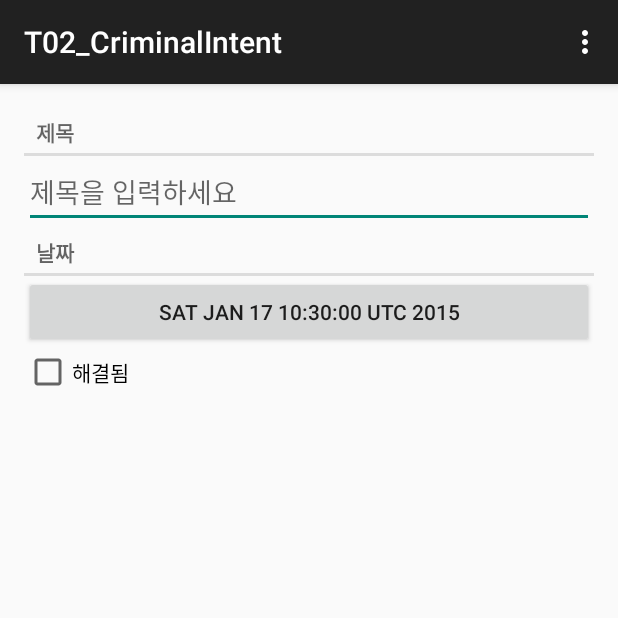
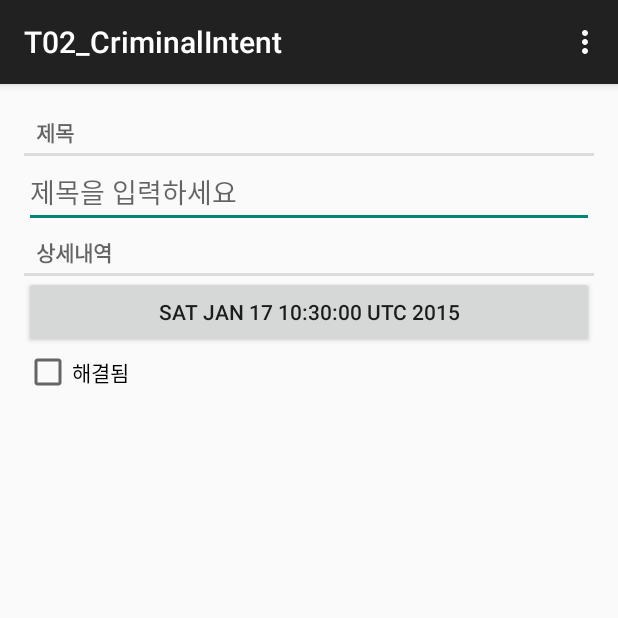
Before and after one commit to sun0229/android_study2, an Android app: the screen it shows after launch (MainActivity), on a phone screen of 412 x 824 dp, the top half of it. Run offline under Robolectric (Android 15) with nearby library versions, the phone set to English and light mode, and no system bars.

Commit message:
linearlayout 추가

```diff
--- a/app/src/main/java/com/example/c/t02_criminalintent/MainActivity.java
+++ b/app/src/main/java/com/example/c/t02_criminalintent/MainActivity.java
@@ -1,10 +1,9 @@
 package com.example.c.t02_criminalintent;
 
+import android.os.Bundle;
 import android.support.v4.app.Fragment;
 import android.support.v4.app.FragmentManager;
-import android.support.v4.app.FragmentTransaction;
 import android.support.v7.app.ActionBarActivity;
-import android.os.Bundle;
 import android.view.Menu;
 import android.view.MenuItem;
 
@@ -21,12 +20,10 @@ public class MainActivity extends ActionBarActivity {
         if(fr == null){
             fr = new CrimeFragment();
 
-            FragmentTransaction tr = fm.beginTransaction();
-            tr.add(R.id.fragmentContainer, fr)
-                    .commit();
-            //fm.beginTransaction()
-            //    .add(R.id.fragmentContainer, fr)
-            //    .commit();
+            //FragmentTransaction tr = fm.beginTransaction();
+            fm.beginTransaction()
+                .add(R.id.fragmentContainer, fr)
+                .commit();
         }
 
     }
--- /dev/null
+++ b/app/src/main/res/layout-land/fragment_crime.xml
@@ -0,0 +1,45 @@
+<LinearLayout xmlns:android="http://schemas.android.com/apk/res/android"
+    xmlns:tools="http://schemas.android.com/tools" android:layout_width="match_parent"
+    android:layout_height="match_parent"
+    android:orientation="vertical"
+    tools:context="com.example.c.t02_criminalintent.CrimeFragment">
+
+    <TextView
+        android:layout_width="match_parent"
+        android:layout_height="wrap_content"
+        android:text="@string/crime_title_label"
+        style="?android:listSeparatorTextViewStyle"
+        />
+
+    <EditText android:layout_width="match_parent"
+        android:layout_height="wrap_content"
+        android:id="@+id/crime_title"
+        android:hint="@string/crime_title_hint" />
+
+    <TextView
+        android:layout_width="match_parent"
+        android:layout_height="wrap_content"
+        android:text="@string/crime_details_label"
+        style="?android:listSeparatorTextViewStyle"
+        />
+
+    <LinearLayout
+        android:orientation="horizontal"
+        android:layout_width="wrap_content"
+        android:layout_height="wrap_content">
+        <Button
+            android:layout_weight="4"
+            android:layout_width="0dp"
+            android:layout_height="wrap_content"
+            android:id="@+id/crime_date"
+            />
+        <CheckBox
+            android:layout_weight="1"
+            android:layout_width="0dp"
+            android:layout_height="wrap_content"
+            android:id="@+id/crime_solved"
+            android:text="@string/crime_solved_label"
+            />
+    </LinearLayout>
+
+</LinearLayout>
--- a/app/src/main/res/values/strings.xml
+++ b/app/src/main/res/values/strings.xml
@@ -8,6 +8,6 @@
     <string name="crime_title_hint">제목을 입력하세요</string>
     <string name="crime_solved_label">해결됨</string>
     <string name="crime_title_label">제목</string>
-    <string name="crime_details_label">날짜</string>
+    <string name="crime_details_label">상세내역</string>
 
 </resources>
```
